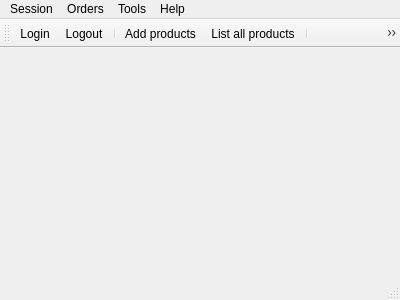
This is forms/centralwindow.ui in iamOgunyinka/TragelPC as Qt 5 draws it before an edit. The edited form follows.
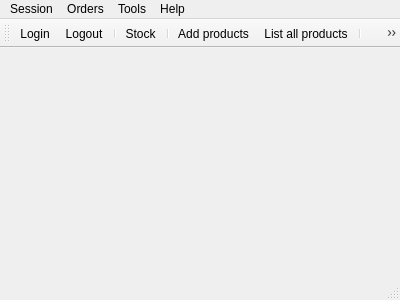
This is the edited form. Icons and pictures are not drawn.

```diff
--- a/forms/centralwindow.ui
+++ b/forms/centralwindow.ui
@@ -105,6 +105,8 @@
    <addaction name="actionLogin"/>
    <addaction name="actionLogout"/>
    <addaction name="separator"/>
+   <addaction name="actionStock"/>
+   <addaction name="separator"/>
    <addaction name="actionAdd_products"/>
    <addaction name="actionList_all_products"/>
    <addaction name="separator"/>
@@ -257,6 +259,18 @@
     <string>Show all orders</string>
    </property>
   </action>
+  <action name="actionStock">
+   <property name="icon">
+    <iconset resource="../images.qrc">
+     <normaloff>:/all_images/images/stock.png</normaloff>:/all_images/images/stock.png</iconset>
+   </property>
+   <property name="text">
+    <string>Stock</string>
+   </property>
+   <property name="toolTip">
+    <string>Show our stock</string>
+   </property>
+  </action>
  </widget>
  <layoutdefault spacing="6" margin="11"/>
  <resources>
```
Left out of the diff: 1 changed line with no effect on the pictures.
